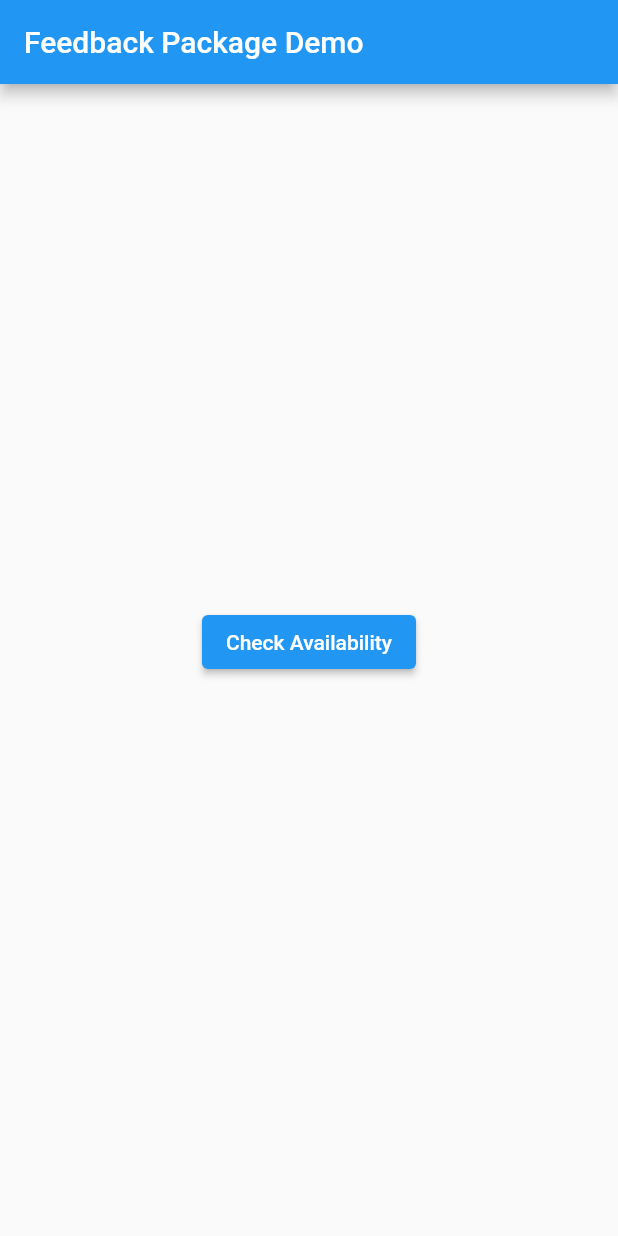
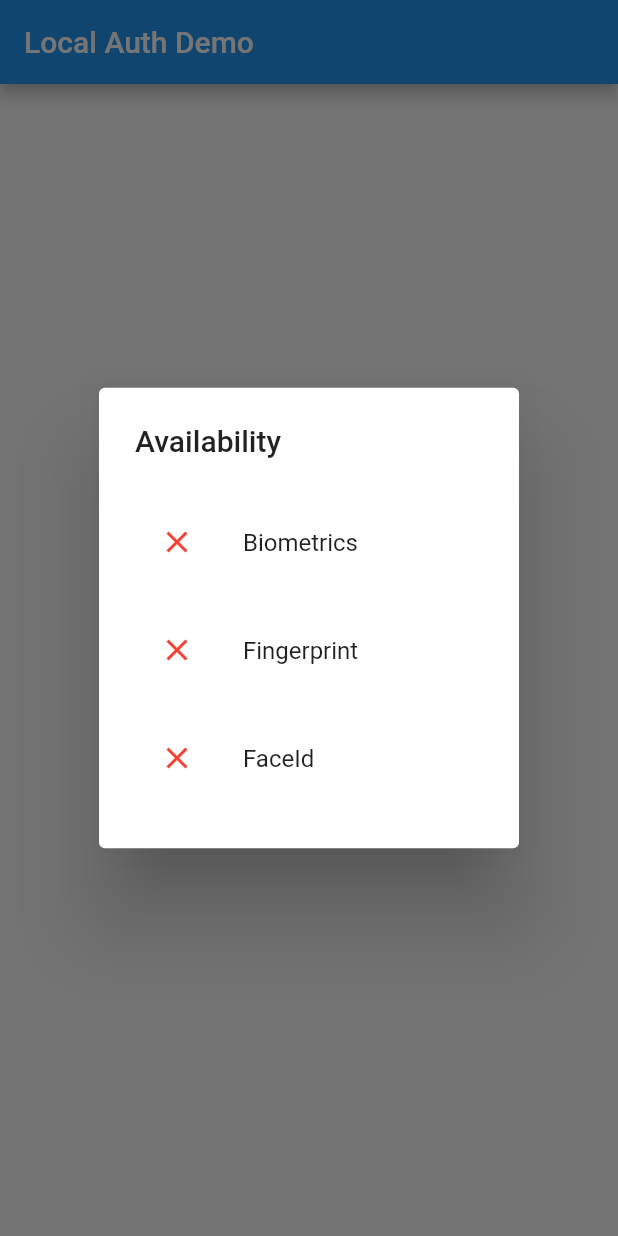
Before and after one commit to MuhammadBilalAkbar/local_auth_package_flutter, a Flutter app: the screen it shows after launch, after a tap on "Check Availability", on a phone screen of 412 x 824 dp. Run offline on Flutter 3.47's test engine with Material 2 defaults, Android fonts, the light colour scheme and no system bars; our stand-ins replace local_auth; missing offline and left inert: local_auth_android, local_auth_ios.

Commit message:
Initial commit

```diff
--- a/lib/home_page.dart
+++ b/lib/home_page.dart
@@ -1,5 +1,8 @@
 import 'package:flutter/material.dart';
+import 'package:local_auth/local_auth.dart';
 import 'package:local_auth_package_flutter/local_auth_api.dart';
+
+import 'authenticated_page.dart';
 
 class HomePage extends StatefulWidget {
   const HomePage({super.key, required this.title});
@@ -11,8 +14,6 @@ class HomePage extends StatefulWidget {
 }
 
 class _HomePageState extends State<HomePage> {
-  LocalAuthApi localAuthApi = LocalAuthApi();
-
   @override
   Widget build(BuildContext context) => Scaffold(
         appBar: AppBar(title: Text(widget.title)),
@@ -20,15 +21,62 @@ class _HomePageState extends State<HomePage> {
           child: Column(
             mainAxisAlignment: MainAxisAlignment.center,
             children: [
-              ElevatedButton(
+              ElevatedButton.icon(
+                icon: const Icon(Icons.event_available),
                 onPressed: () async {
-                  await localAuthApi.authenticate();
+                  final isAvailable = await LocalAuthApi.isDeviceSupported();
+                  final biometrics = await LocalAuthApi().getBiometrics();
+                  final hasFingerprint =
+                      biometrics.contains(BiometricType.fingerprint);
+                  final hasFaceId = biometrics.contains(BiometricType.face);
+
+                  if (!mounted) return;
+                  showDialog(
+                    context: context,
+                    builder: (context) => AlertDialog(
+                      title: const Text('Availability'),
+                      content: Column(
+                        mainAxisAlignment: MainAxisAlignment.start,
+                        mainAxisSize: MainAxisSize.min,
+                        children: [
+                          listTile('Biometrics', isAvailable),
+                          listTile('Fingerprint', hasFingerprint),
+                          listTile('FaceId', hasFaceId),
+                        ],
+                      ),
+                    ),
+                  );
                 },
-                child: const Text('Check Availability'),
+                label: const Text('Check Availability'),
               ),
               const SizedBox(height: 24),
+              ElevatedButton.icon(
+                icon: const Icon(Icons.lock_open),
+                onPressed: () async {
+                  final isAuthenticated = await LocalAuthApi.authenticate();
+                  if (isAuthenticated) {
+                    if (!mounted) return;
+                    Navigator.push(
+                      context,
+                      MaterialPageRoute(
+                          builder: (context) => const AuthenticatedPage()),
+                    );
+                  }
+                },
+                label: const Text('Authenticate'),
+              ),
             ],
           ),
         ),
       );
 }
+
+Container listTile(String text, bool checked) => Container(
+      margin: const EdgeInsets.symmetric(vertical: 8.0),
+      child: ListTile(
+        leading: checked
+            ? const Icon(Icons.check, color: Colors.green)
+            : const Icon(Icons.close, color: Colors.red),
+        title: Text(text),
+      ),
+    );
--- a/lib/local_auth_api.dart
+++ b/lib/local_auth_api.dart
@@ -1,11 +1,13 @@
 import 'package:flutter/material.dart';
 import 'package:flutter/services.dart';
 import 'package:local_auth/local_auth.dart';
+import 'package:local_auth_android/local_auth_android.dart';
+import 'package:local_auth_ios/local_auth_ios.dart';
 
 class LocalAuthApi {
   static final auth = LocalAuthentication();
 
-  static Future<bool> hasBiometrics() async {
+  static Future<bool> isDeviceSupported() async {
     try {
       return await auth.isDeviceSupported();
     } on PlatformException catch (e) {
@@ -14,14 +16,46 @@ class LocalAuthApi {
     }
   }
 
+  static Future<bool> canCheckBiometrics() async {
+    try {
+      return await auth.canCheckBiometrics;
+    } on PlatformException catch (e) {
+      debugPrint(e.toString());
+      return false;
+    }
+  }
+
+  Future<List<BiometricType>> getBiometrics() async {
+    try {
+      return await auth.getAvailableBiometrics();
+    } on PlatformException catch (e) {
+      debugPrint(e.toString());
+      return <BiometricType>[];
+    }
+  }
+
   static Future<bool> authenticate() async {
-    final isAvailable = await hasBiometrics();
+    final isAvailable = await isDeviceSupported() && await canCheckBiometrics();
     if (!isAvailable) return false;
     try {
       return await auth.authenticate(
-        localizedReason: 'Scan fingerprint to authenticate',
+        localizedReason: '',
+        authMessages: const [
+          AndroidAuthMessages(
+            signInTitle: 'Scan fingerprint to authenticate',
+            cancelButton: 'No thanks',
+          ),
+          IOSAuthMessages(
+            localizedFallbackTitle: 'Scan fingerprint to authenticate',
+            cancelButton: 'No thanks',
+          ),
+        ],
         options: const AuthenticationOptions(
-            useErrorDialogs: true, stickyAuth: true),
+          useErrorDialogs: true,
+          stickyAuth: true,
+          biometricOnly: true,
+          sensitiveTransaction: true,
+        ),
       );
     } on PlatformException catch (e) {
       debugPrint(e.toString());
--- a/lib/main.dart
+++ b/lib/main.dart
@@ -7,12 +7,15 @@ void main() => runApp(const MyApp());
 class MyApp extends StatelessWidget {
   const MyApp({super.key});
 
+  static const title = 'Local Auth Demo';
+
   @override
   Widget build(BuildContext context) => MaterialApp(
-        title: 'Feedback Package Demo',
+        title: title,
+        debugShowCheckedModeBanner: false,
         theme: ThemeData(
           primarySwatch: Colors.blue,
         ),
-        home: const HomePage(title: 'Feedback Package Demo'),
+        home: const HomePage(title: title),
       );
 }
```
Also changed, not shown: lib/authenticated_page.dart (added, +12 -0 lines), 1 other file.
